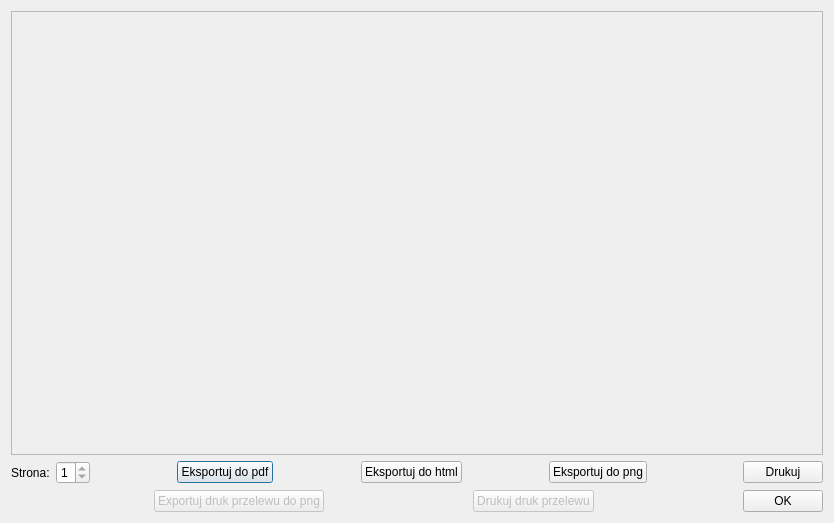
Qt form Podglad.ui (juliagoda/qfaktury) before a commit.
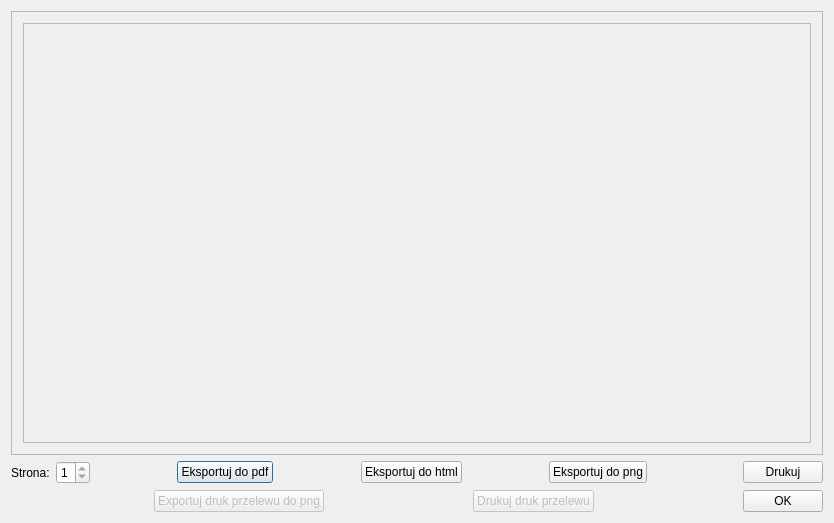
The same form after that commit.

```diff
--- a/Podglad.ui
+++ b/Podglad.ui
@@ -12,27 +12,55 @@
   <property name="windowTitle" >
    <string>Podgląd wydruku</string>
   </property>
-  <layout class="QGridLayout" name="gridLayout" >
-   <item row="0" column="0" >
-    <layout class="QVBoxLayout" name="_2" >
-     <item>
-      <layout class="QHBoxLayout" name="_3" >
+  <layout class="QVBoxLayout" name="verticalLayout_2" >
        <item>
         <widget class="QFrame" name="frame4" >
+     <property name="sizePolicy" >
+      <sizepolicy vsizetype="Expanding" hsizetype="Expanding" >
+       <horstretch>0</horstretch>
+       <verstretch>0</verstretch>
+      </sizepolicy>
+     </property>
+     <property name="minimumSize" >
+      <size>
+       <width>0</width>
+       <height>0</height>
+      </size>
+     </property>
          <property name="frameShape" >
           <enum>QFrame::StyledPanel</enum>
          </property>
          <property name="frameShadow" >
           <enum>QFrame::Raised</enum>
          </property>
+     <layout class="QGridLayout" name="gridLayout" >
+      <item row="0" column="0" >
+       <widget class="QScrollArea" name="view" >
+        <property name="widgetResizable" >
+         <bool>true</bool>
+        </property>
+        <widget class="QWidget" name="scrollAreaWidgetContents" >
+         <property name="geometry" >
+          <rect>
+           <x>0</x>
+           <y>0</y>
+           <width>806</width>
+           <height>428</height>
+          </rect>
+         </property>
         </widget>
-       </item>
-      </layout>
-     </item>
-    </layout>
-   </item>
-   <item row="1" column="0" >
-    <layout class="QHBoxLayout" name="_4" >
+       </widget>
+      </item>
+     </layout>
+    </widget>
+   </item>
+   <item>
+    <layout class="QVBoxLayout" name="verticalLayout" >
+     <property name="sizeConstraint" >
+      <enum>QLayout::SetMaximumSize</enum>
+     </property>
+     <item>
+      <layout class="QHBoxLayout" name="horizontalLayout" >
      <item>
       <widget class="QLabel" name="textLabel2" >
        <property name="text" >
@@ -150,7 +178,7 @@
      </item>
     </layout>
    </item>
-   <item row="2" column="0" >
+     <item>
     <layout class="QHBoxLayout" name="_5" >
      <item>
       <spacer name="spacer6" >
@@ -226,6 +254,8 @@
         <string>OK</string>
        </property>
       </widget>
+       </item>
+      </layout>
      </item>
     </layout>
    </item>
```
Lines whose indentation alone changed are shown as unchanged.
